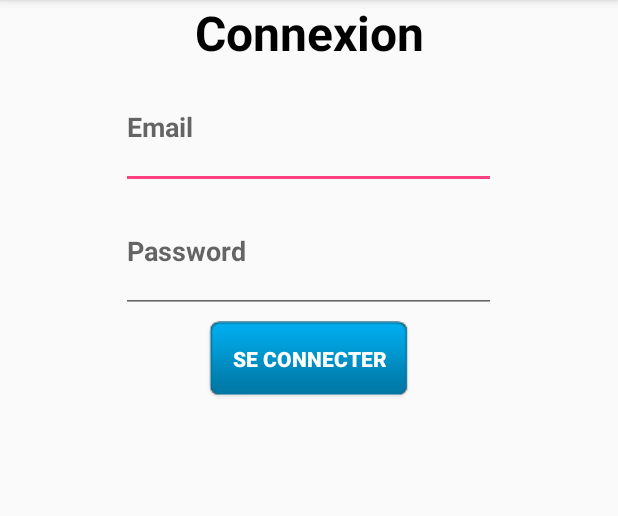
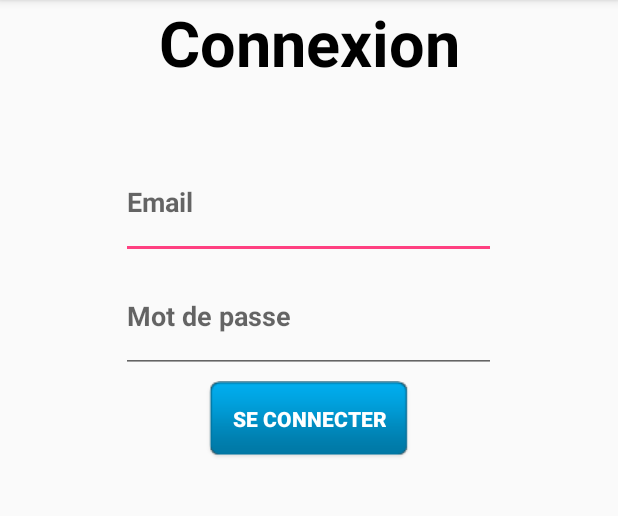
Before and after one commit to yanncap/betclicMobile, an Android app: the screen it shows after launch (MainActivity), on a phone screen of 412 x 824 dp, the part 84-600 px from its top. Run offline under Robolectric (Android 15) with nearby library versions, the phone set to English and light mode, and no system bars.

Commit message:
ajout ballon.png et modif strings

```diff
--- a/app/src/main/res/layout/activity_main.xml
+++ b/app/src/main/res/layout/activity_main.xml
@@ -13,9 +13,10 @@
         android:layout_width="match_parent"
         android:layout_height="wrap_content"
         android:gravity="center"
-        android:text="Connexion"
+        android:layout_marginBottom="40dp"
+        android:text="@string/connexion"
         android:textColor="@color/colorDark"
-        android:textSize="32dp"
+        android:textSize="42sp"
         android:textStyle="bold" />
 
     <EditText
@@ -24,7 +25,8 @@
         android:layout_height="0dp"
         android:layout_weight="0.125"
         android:layout_gravity="center"
-        android:hint="Email"
+        android:inputType="textEmailAddress"
+        android:hint="@string/cooEmail"
         android:textStyle="bold" />
     <EditText
         android:id="@+id/etPassword"
@@ -33,7 +35,7 @@
         android:layout_weight="0.125"
         android:layout_gravity="center"
         android:inputType="textPassword"
-        android:hint="Password"
+        android:hint="@string/cooPWD"
         android:textStyle="bold" />
 
     <Button
@@ -47,6 +49,6 @@
         android:background="@drawable/btn_blue_matte"
         android:layout_margin="5dp"
         android:padding="15dp"
-        android:text="Se connecter"/>
+        android:text="@string/beConnected"/>
 
 </LinearLayout>
--- a/app/src/main/res/values/strings.xml
+++ b/app/src/main/res/values/strings.xml
@@ -3,6 +3,11 @@
     <string name="betButtonNow">En cours</string>
     <string name="betButtonfinish">Terminé</string>
     <string name="meetingTitle">PSG / OM</string>
+
+    <string name="connexion">Connexion</string>
+    <string name="cooEmail">Email</string>
+    <string name="cooPWD">Mot de passe</string>
+    <string name="beConnected">Se connecter</string>
 
 
 
```
Also changed, not shown: app/src/main/res/drawable/ball.png (added).
